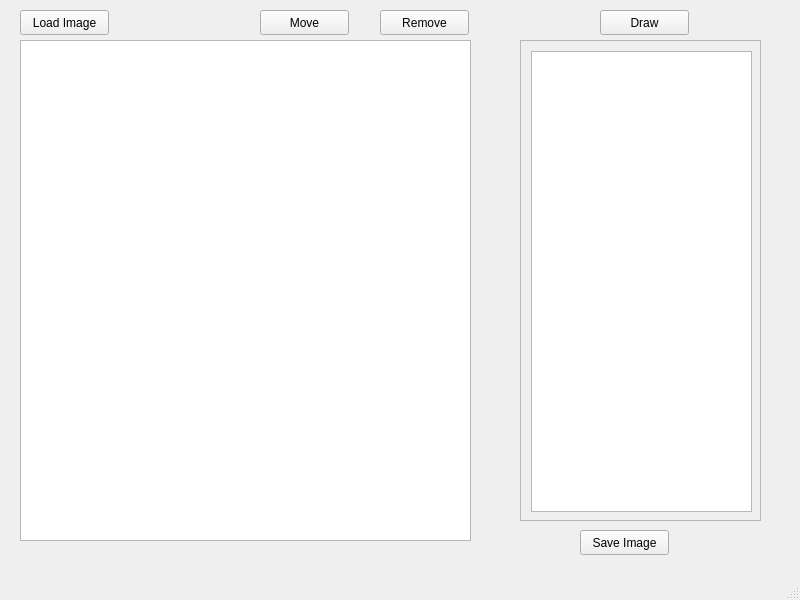
The window that mainwindow.ui (rohithreddy0087/segmented_image_editor) describes before a commit, drawn with Qt 5.
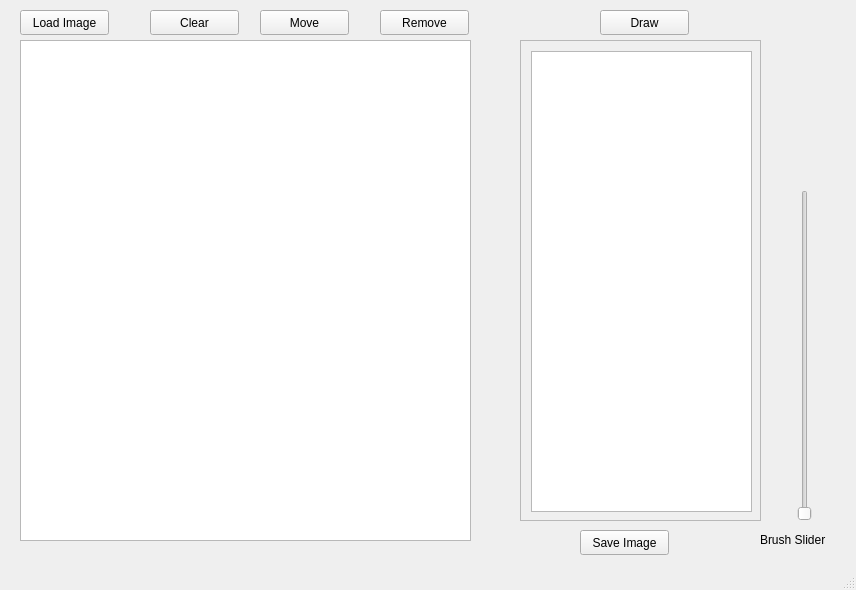
The same window after the commit.

The edit to the form file:
```diff
--- a/mainwindow.ui
+++ b/mainwindow.ui
@@ -6,8 +6,8 @@
    <rect>
     <x>0</x>
     <y>0</y>
-    <width>800</width>
-    <height>600</height>
+    <width>856</width>
+    <height>590</height>
    </rect>
   </property>
   <property name="windowTitle">
@@ -122,6 +122,45 @@
      <string>Remove</string>
     </property>
    </widget>
+   <widget class="QSlider" name="verticalSlider">
+    <property name="geometry">
+     <rect>
+      <x>790</x>
+      <y>190</y>
+      <width>30</width>
+      <height>331</height>
+     </rect>
+    </property>
+    <property name="orientation">
+     <enum>Qt::Vertical</enum>
+    </property>
+   </widget>
+   <widget class="QLabel" name="label">
+    <property name="geometry">
+     <rect>
+      <x>760</x>
+      <y>530</y>
+      <width>91</width>
+      <height>20</height>
+     </rect>
+    </property>
+    <property name="text">
+     <string>Brush Slider</string>
+    </property>
+   </widget>
+   <widget class="QPushButton" name="pushButton_6">
+    <property name="geometry">
+     <rect>
+      <x>150</x>
+      <y>10</y>
+      <width>89</width>
+      <height>25</height>
+     </rect>
+    </property>
+    <property name="text">
+     <string>Clear</string>
+    </property>
+   </widget>
   </widget>
   <widget class="QStatusBar" name="statusbar"/>
  </widget>
```
